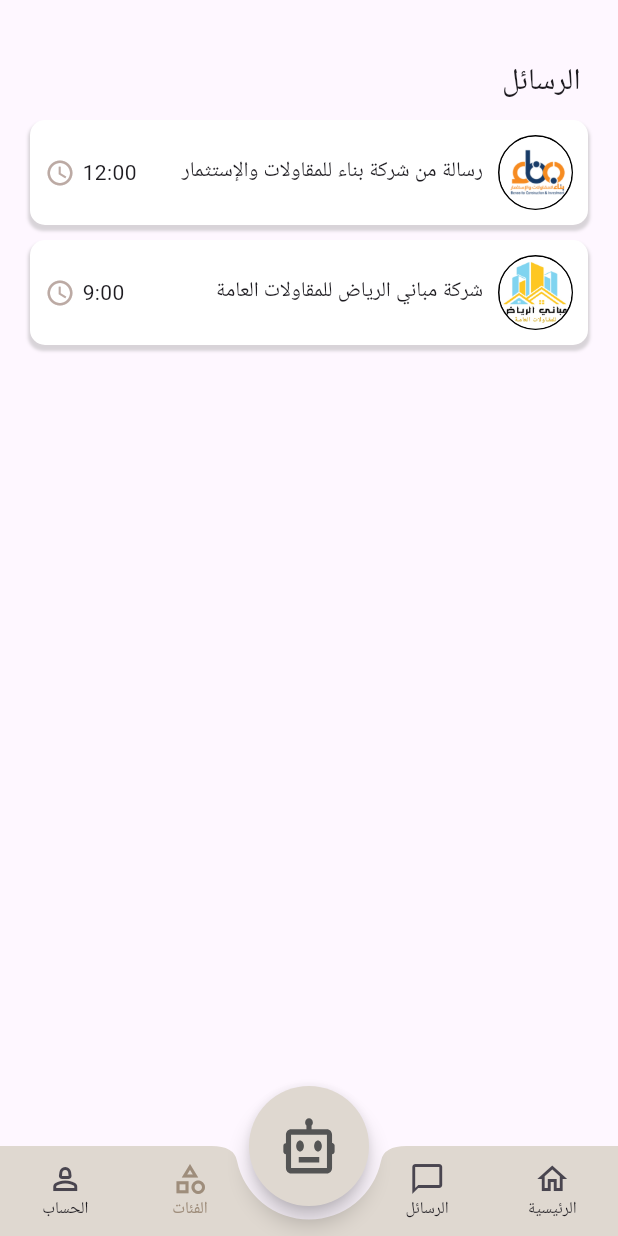
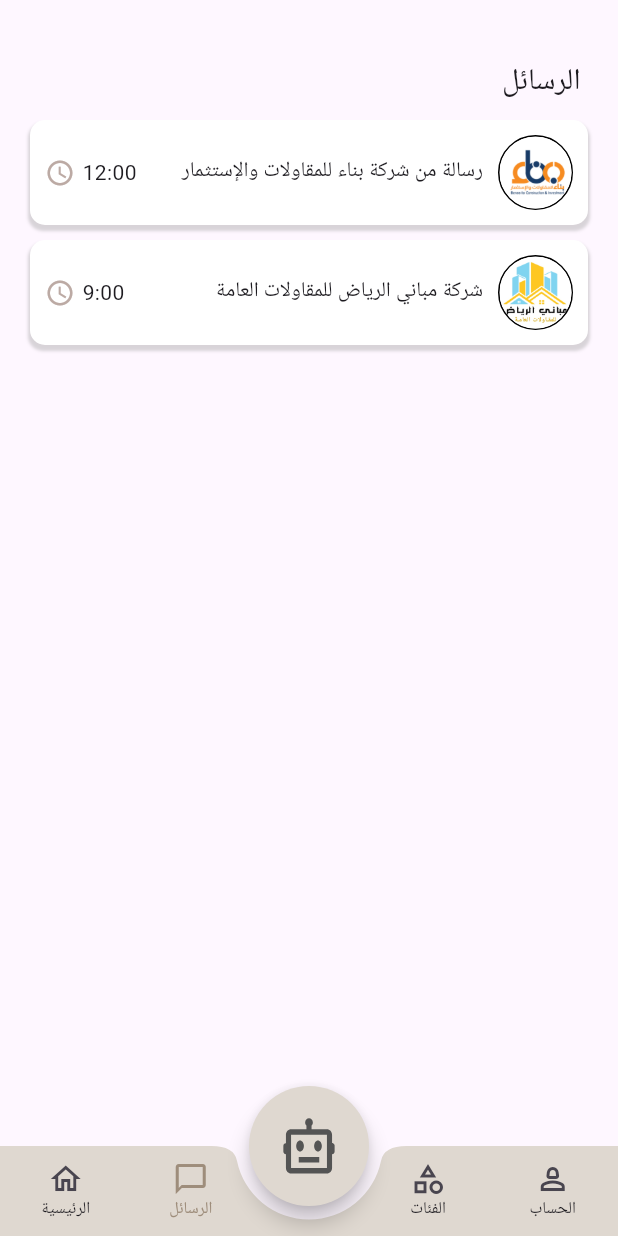
Before and after one commit to flutterCampTeam3/bunya-app, a Flutter app: the NavBarPage screen opened directly, item 2 of the bottom bar chosen, on a phone screen of 412 x 824 dp. Run offline on Flutter 3.47's test engine with Material 3 defaults, Android fonts, the phone set to English and light mode, and no system bars; our stand-ins replace bloc, flutter_bloc, flutter_dotenv, flutter_otp_text_field, flutter_svg, get_it and 6 more; missing offline and left inert: timer_button; accounts and stored records are empty; network calls fail; project files that could hold a hidden picture were left out.

Commit message:
icon logo

```diff
--- a/lib/pages/costumer pages/home_page/widgets/appbar_widget.dart
+++ b/lib/pages/costumer pages/home_page/widgets/appbar_widget.dart
@@ -11,8 +11,8 @@ class AppBarWidget extends StatelessWidget {
         title: Row(
       children: [
         Image.asset(
-          'assets/images/logo.png',
-          width: 65,
+          'assets/images/bunya_logo.png',
+          width: 55,
         ),
         // const Spacer(),
         IconButton(
--- a/lib/pages/costumer pages/navBar page/bloc/nav_bloc.dart
+++ b/lib/pages/costumer pages/navBar page/bloc/nav_bloc.dart
@@ -15,10 +15,10 @@ class NavBloc extends Bloc<NavEvent, NavState> {
   int currentIndex = 3;
 
   final List<Widget> pages = [
+    ProfilePageCustomer(),
+    const CategoriesPage(),
+    const MessageListPage(),
     const HomePageCustomer(),
-    const MessageListPage(),
-    const CategoriesPage(),
-     ProfilePageCustomer(),
   ];
 
   NavBloc() : super(NavInitial()) {
--- a/lib/pages/costumer pages/navBar page/navBarPage.dart
+++ b/lib/pages/costumer pages/navBar page/navBarPage.dart
@@ -1,6 +1,6 @@
 import 'package:bunya_app/helper/colors.dart';
 import 'package:bunya_app/helper/sized.dart';
-  import 'package:bunya_app/helper/colors.dart';
+import 'package:bunya_app/helper/colors.dart';
 import 'package:bunya_app/helper/sized.dart';
 import 'package:bunya_app/helper/colors.dart';
 import 'package:bunya_app/helper/sized.dart';
@@ -38,15 +38,15 @@ class NavBarPage extends StatelessWidget {
                       icon: Column(
                         children: [
                           Icon(
-                            Icons.person_2_outlined,
+                            Icons.home_outlined,
                             color:
-                                bloc.currentIndex == 0 ? brownNavSelect : null,
+                                bloc.currentIndex == 3 ? brownNavSelect : null,
                           ),
                           Text(
-                            "الحساب",
+                            "الرئيسية",
                             style: TextStyle(
                               fontSize: 11,
-                              color: bloc.currentIndex == 0
+                              color: bloc.currentIndex == 3
                                   ? brownNavSelect
                                   : null,
                             ),
@@ -54,35 +54,10 @@ class NavBarPage extends StatelessWidget {
                         ],
                       ),
                       onPressed: () {
-                        bloc.currentIndex = 0;
-                        bloc.add(ChangePageEvent(index: 0));
+                        bloc.currentIndex = 3;
+                        bloc.add(ChangePageEvent(index: 3));
                       },
                     ),
-                    IconButton(
-                      icon: Column(
-                        children: [
-                          Icon(
-                            Icons.category_outlined,
-                            color:
-                                bloc.currentIndex == 1 ? brownNavSelect : null,
-                          ),
-                          Text(
-                            "الفئات",
-                            style: TextStyle(
-                              fontSize: 11,
-                              color: bloc.currentIndex == 1
-                                  ? brownNavSelect
-                                  : null,
-                            ),
-                          )
-                        ],
-                      ),
-                      onPressed: () {
-                        bloc.currentIndex = 1;
-                        bloc.add(ChangePageEvent(index: 1));
-                      },
-                    ),
-                    const SizedBox(width: 40), // Adjust spacing for FAB
                     IconButton(
                       icon: Column(
                         children: [
@@ -108,19 +83,20 @@ class NavBarPage extends StatelessWidget {
                       },
                     ),
 
+                    const SizedBox(width: 40), // Adjust spacing for FAB
                     IconButton(
                       icon: Column(
                         children: [
                           Icon(
-                            Icons.home_outlined,
+                            Icons.category_outlined,
                             color:
-                                bloc.currentIndex == 3 ? brownNavSelect : null,
+                                bloc.currentIndex == 1 ? brownNavSelect : null,
                           ),
                           Text(
-                            "الرئيسية",
+                            "الفئات",
                             style: TextStyle(
                               fontSize: 11,
-                              color: bloc.currentIndex == 3
+                              color: bloc.currentIndex == 1
                                   ? brownNavSelect
                                   : null,
                             ),
@@ -128,8 +104,33 @@ class NavBarPage extends StatelessWidget {
                         ],
                       ),
                       onPressed: () {
-                        bloc.currentIndex = 3;
-                        bloc.add(ChangePageEvent(index: 3));
+                        bloc.currentIndex = 1;
+                        bloc.add(ChangePageEvent(index: 1));
+                      },
+                    ),
+
+                    IconButton(
+                      icon: Column(
+                        children: [
+                          Icon(
+                            Icons.person_2_outlined,
+                            color:
+                                bloc.currentIndex == 0 ? brownNavSelect : null,
+                          ),
+                          Text(
+                            "الحساب",
+                            style: TextStyle(
+                              fontSize: 11,
+                              color: bloc.currentIndex == 0
+                                  ? brownNavSelect
+                                  : null,
+                            ),
+                          )
+                        ],
+                      ),
+                      onPressed: () {
+                        bloc.currentIndex = 0;
+                        bloc.add(ChangePageEvent(index: 0));
                       },
                     ),
                   ],
@@ -150,7 +151,8 @@ class NavBarPage extends StatelessWidget {
                     // colorFilter: const ColorFilter.mode(
                     //     Color.fromARGB(255, 84, 84, 84), BlendMode.srcIn),
                   ),
-                ),              ),
+                ),
+              ),
               floatingActionButtonLocation:
                   FloatingActionButtonLocation.miniCenterDocked,
             );
--- a/pubspec.yaml
+++ b/pubspec.yaml
@@ -40,9 +40,14 @@ dev_dependencies:
   flutter_test:
     sdk: flutter
   flutter_lints: ^3.0.0
+  flutter_launcher_icons: "^0.13.1"
 
 flutter:
   uses-material-design: true
   assets:
    - assets/images/
    - .env
+flutter_launcher_icons:
+  android: "launcher_icon"
+  ios: true
+  image_path: "assets/images/bunya_logo.png"
```
Also changed, not shown: lib/pages/costumer pages/accounts_list/account_list.dart (+11 -16 lines), lib/pages/costumer pages/home_page/widgets/post_widget.dart (+9 -14 lines), lib/pages/costumer pages/profile_page/edit_page.dart (+6 -8 lines), assets/images/bunya_logo.png (added), pubspec.lock, 28 other files.
